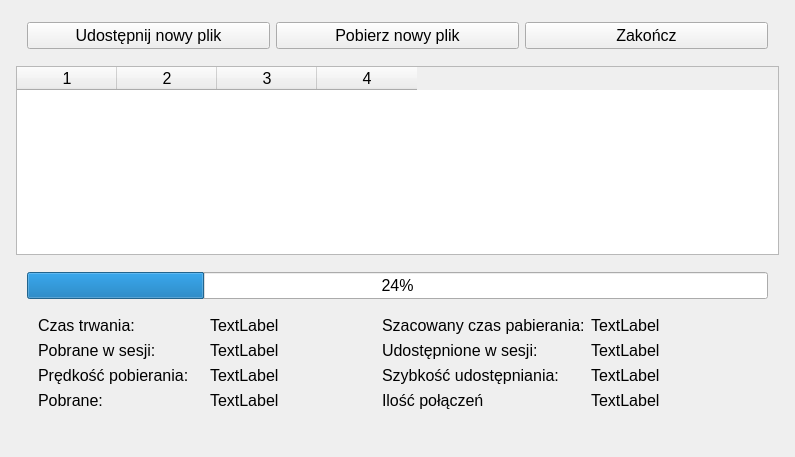
Above: Client/Window.ui from Fuligor/System-wymiany-plik-w-P2P before the change. Below: the same form after it.
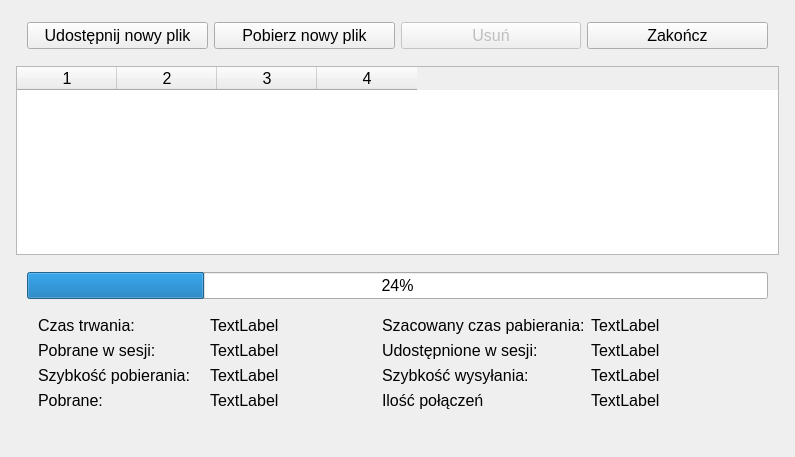
That is the form after the change.

The edit to the form file:
```diff
--- a/Client/Window.ui
+++ b/Client/Window.ui
@@ -84,6 +84,16 @@
          </property>
         </widget>
        </item>
+       <item>
+        <widget class="QPushButton" name="DeleteConfig">
+         <property name="enabled">
+          <bool>false</bool>
+         </property>
+         <property name="text">
+          <string>Usuń</string>
+         </property>
+        </widget>
+       </item>
        <item>
         <widget class="QPushButton" name="Exit">
          <property name="sizePolicy">
@@ -183,14 +193,14 @@
           <item row="3" column="0">
            <widget class="QLabel" name="label_3">
             <property name="text">
-             <string>Prędkość pobierania:</string>
+             <string>Szybkość pobierania:</string>
             </property>
            </widget>
           </item>
           <item row="3" column="2">
            <widget class="QLabel" name="label_9">
             <property name="text">
-             <string>Szybkość udostępniania:</string>
+             <string>Szybkość wysyłania:</string>
             </property>
            </widget>
           </item>
```
